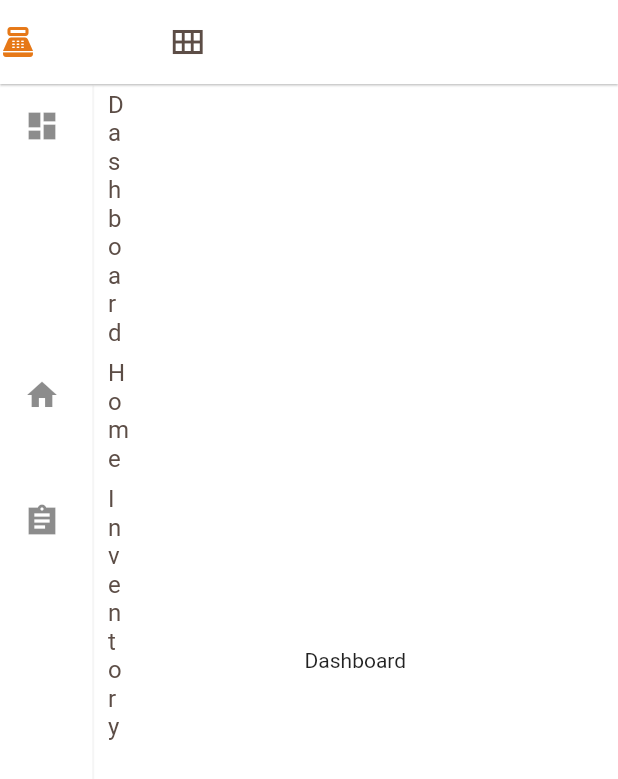
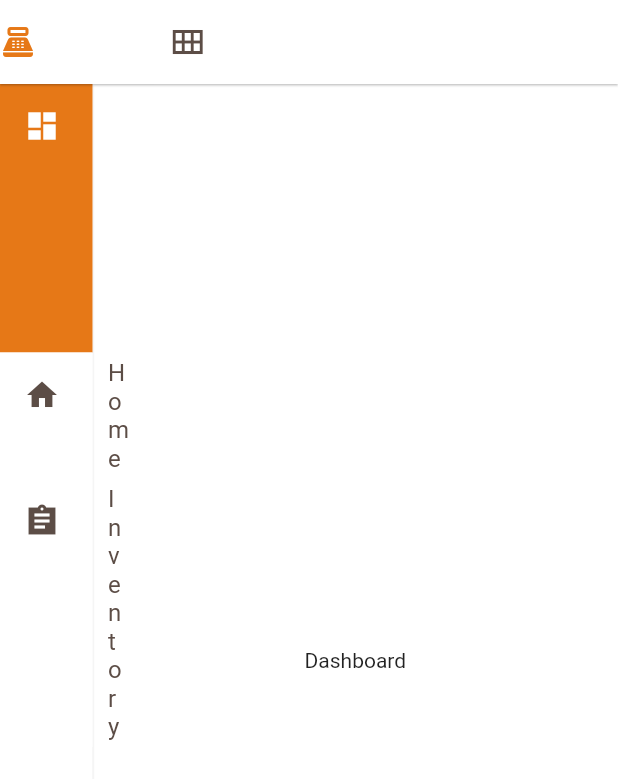
Before and after one commit to handuah/restaurant_pos_flutter_web, a Flutter app: the Dashboard screen opened directly, on a phone screen of 412 x 824 dp. Shown: the top 779 px of the screen. Run offline on Flutter 3.47's test engine with Material 2 defaults, Android fonts, the light colour scheme and no system bars; our stand-ins replace google_fonts, hexcolor; missing offline and left inert: dart:html; network calls fail.

Commit message:
need to fix selection property on listtile

```diff
--- a/lib/dashboard.dart
+++ b/lib/dashboard.dart
@@ -12,6 +12,9 @@ class Dashboard extends StatefulWidget {
 
 class _DashboardState extends State<Dashboard> {
   int drawIndex = 0;
+  bool isDashSelected = true;
+  bool isHomeSelected = false;
+  bool isInvSelected = false;
   @override
   Widget build(BuildContext context) {
     Size size = MediaQuery.of(context).size;
@@ -80,56 +83,70 @@ class _DashboardState extends State<Dashboard> {
             width: size.width * 0.15,
             child: ListView(
               children: [
-                // const DrawerHeader(
-                //   decoration: BoxDecoration(
-                //     color: Colors.blue,
-                //   ),
-                //   child: Text('Drawer Header'),
-                // ),
-                ListTile(
-                  leading: const Icon(Icons.dashboard),
+                Ink(
+                  color: isDashSelected ? orangish : Colors.white,
+                  child: ListTile(
+                    leading: const Icon(
+                      Icons.dashboard,
+                    ),
+                    iconColor: isDashSelected ? Colors.white : blackish,
                     title: Text(
                       'Dashboard',
                       style: boldText.copyWith(
                         fontSize: 16.0,
                         fontWeight: FontWeight.normal,
+                        color: isDashSelected ? Colors.white : blackish,
                       ),
                     ),
                     onTap: () {
                       setState(() {
                         drawIndex = 0;
+                        isDashSelected = !isDashSelected;
                       });
                     },
                   ),
-                ListTile(
+                ),
+                Ink(
+                  color: isHomeSelected ? orangish : Colors.white,
+                  child: ListTile(
                     leading: const Icon(Icons.home),
+                    iconColor: isHomeSelected ? Colors.white : blackish,
                     title: Text(
                       'Home',
                       style: boldText.copyWith(
                         fontSize: 16.0,
                         fontWeight: FontWeight.normal,
+                        color: isHomeSelected ? Colors.white : blackish,
                       ),
                     ),
                     onTap: () {
                       setState(() {
                         drawIndex = 1;
+                        isHomeSelected = !isHomeSelected;
                       });
                     },
                   ),
-                ListTile(
+                ),
+                Ink(
+                  color: isInvSelected ? orangish : Colors.white,
+                  child: ListTile(
                     leading: const Icon(Icons.assignment_sharp),
+                    iconColor: isInvSelected ? Colors.white : blackish,
                     title: Text(
                       'Inventory',
                       style: boldText.copyWith(
                         fontSize: 16.0,
                         fontWeight: FontWeight.normal,
+                        color: isInvSelected ? Colors.white : blackish,
                       ),
                     ),
                     onTap: () {
                       setState(() {
                         drawIndex = 2;
+                        isInvSelected = !isInvSelected;
                       });
                     },
+                  ),
                 ),
               ],
             ),
```
Lines whose indentation alone changed are shown as unchanged.
